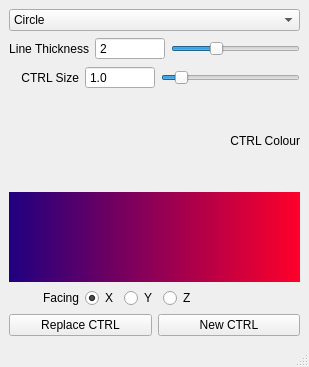
The window that ramenRig/createCtrl.ui (chrislyne/Toolbox) describes before a commit, drawn with Qt 5.
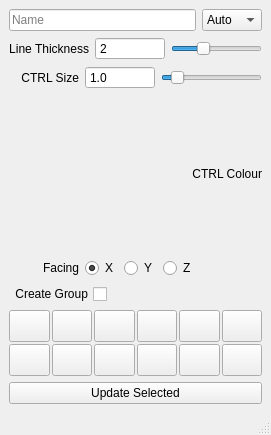
The same window after the commit. Icons and pictures are not drawn.

Commit message: Individual buttons for ctrls

Diff of the .ui file:
```diff
--- a/ramenRig/createCtrl.ui
+++ b/ramenRig/createCtrl.ui
@@ -6,8 +6,8 @@
    <rect>
     <x>0</x>
     <y>0</y>
-    <width>309</width>
-    <height>367</height>
+    <width>271</width>
+    <height>435</height>
    </rect>
   </property>
   <property name="windowTitle">
@@ -18,38 +18,57 @@
     <item>
      <layout class="QVBoxLayout" name="verticalLayout">
       <item>
-       <widget class="QComboBox" name="comboBox">
+       <layout class="QHBoxLayout" name="horizontalLayout_7">
         <item>
-         <property name="text">
-          <string>Circle</string>
-         </property>
+         <widget class="QLineEdit" name="lineEdit_name">
+          <property name="sizePolicy">
+           <sizepolicy hsizetype="MinimumExpanding" vsizetype="Fixed">
+            <horstretch>0</horstretch>
+            <verstretch>0</verstretch>
+           </sizepolicy>
+          </property>
+          <property name="placeholderText">
+           <string>Name</string>
+          </property>
+         </widget>
         </item>
         <item>
-         <property name="text">
-          <string>Square</string>
-         </property>
+         <widget class="QComboBox" name="comboBox_name">
+          <property name="sizePolicy">
+           <sizepolicy hsizetype="Preferred" vsizetype="Fixed">
+            <horstretch>0</horstretch>
+            <verstretch>0</verstretch>
+           </sizepolicy>
+          </property>
+          <property name="maximumSize">
+           <size>
+            <width>70</width>
+            <height>16777215</height>
+           </size>
+          </property>
+          <item>
+           <property name="text">
+            <string>Auto</string>
+           </property>
+          </item>
+          <item>
+           <property name="text">
+            <string>_L</string>
+           </property>
+          </item>
+          <item>
+           <property name="text">
+            <string>_R</string>
+           </property>
+          </item>
+          <item>
+           <property name="text">
+            <string>None</string>
+           </property>
+          </item>
+         </widget>
         </item>
-        <item>
-         <property name="text">
-          <string>Diamond</string>
-         </property>
-        </item>
-        <item>
-         <property name="text">
-          <string>Cross</string>
-         </property>
-        </item>
-        <item>
-         <property name="text">
-          <string>Star</string>
-         </property>
-        </item>
-        <item>
-         <property name="text">
-          <string>Plus</string>
-         </property>
-        </item>
-       </widget>
+       </layout>
       </item>
       <item>
        <layout class="QHBoxLayout" name="horizontalLayout_2">
@@ -175,6 +194,9 @@
         </item>
         <item>
          <widget class="QSlider" name="horizontalSlider_2">
+          <property name="maximum">
+           <number>100</number>
+          </property>
           <property name="singleStep">
            <number>1</number>
           </property>
@@ -214,19 +236,6 @@
         </item>
        </layout>
       </item>
-      <item>
-       <widget class="QFrame" name="frame">
-        <property name="styleSheet">
-         <string notr="true">background-color: qlineargradient(spread:pad, x1:0, y1:0, x2:1, y2:0, stop:0 hsv(255, 255, 128), stop:1 hsv(350, 255, 255));</string>
-        </property>
-        <property name="frameShape">
-         <enum>QFrame::NoFrame</enum>
-        </property>
-        <property name="frameShadow">
-         <enum>QFrame::Raised</enum>
-        </property>
-       </widget>
-      </item>
       <item>
        <layout class="QHBoxLayout" name="horizontalLayout_4">
         <item>
@@ -290,19 +299,405 @@
         </item>
        </layout>
       </item>
+      <item>
+       <layout class="QHBoxLayout" name="horizontalLayout_5">
+        <item>
+         <widget class="QCheckBox" name="checkBox_group">
+          <property name="layoutDirection">
+           <enum>Qt::RightToLeft</enum>
+          </property>
+          <property name="text">
+           <string>Create Group</string>
+          </property>
+         </widget>
+        </item>
+        <item>
+         <spacer name="horizontalSpacer_2">
+          <property name="orientation">
+           <enum>Qt::Horizontal</enum>
+          </property>
+          <property name="sizeHint" stdset="0">
+           <size>
+            <width>40</width>
+            <height>20</height>
+           </size>
+          </property>
+         </spacer>
+        </item>
+       </layout>
+      </item>
+      <item>
+       <layout class="QGridLayout" name="gridLayout" rowstretch="0,0">
+        <property name="sizeConstraint">
+         <enum>QLayout::SetNoConstraint</enum>
+        </property>
+        <property name="spacing">
+         <number>2</number>
+        </property>
+        <item row="0" column="3">
+         <widget class="QPushButton" name="btn_diamond">
+          <property name="minimumSize">
+           <size>
+            <width>32</width>
+            <height>32</height>
+           </size>
+          </property>
+          <property name="maximumSize">
+           <size>
+            <width>16777215</width>
+            <height>32</height>
+           </size>
+          </property>
+          <property name="text">
+           <string/>
+          </property>
+          <property name="icon">
+           <iconset>
+            <normalon>:/buttons/icons/ctrl_diamond.svg</normalon>
+           </iconset>
+          </property>
+          <property name="iconSize">
+           <size>
+            <width>32</width>
+            <height>32</height>
+           </size>
+          </property>
+         </widget>
+        </item>
+        <item row="0" column="1">
+         <widget class="QPushButton" name="btn_square">
+          <property name="minimumSize">
+           <size>
+            <width>32</width>
+            <height>32</height>
+           </size>
+          </property>
+          <property name="maximumSize">
+           <size>
+            <width>16777215</width>
+            <height>32</height>
+           </size>
+          </property>
+          <property name="text">
+           <string/>
+          </property>
+          <property name="icon">
+           <iconset>
+            <normalon>:/buttons/icons/ctrl_square.svg</normalon>
+           </iconset>
+          </property>
+          <property name="iconSize">
+           <size>
+            <width>32</width>
+            <height>32</height>
+           </size>
+          </property>
+         </widget>
+        </item>
+        <item row="0" column="4">
+         <widget class="QPushButton" name="btn_plus">
+          <property name="minimumSize">
+           <size>
+            <width>32</width>
+            <height>32</height>
+           </size>
+          </property>
+          <property name="maximumSize">
+           <size>
+            <width>16777215</width>
+            <height>32</height>
+           </size>
+          </property>
+          <property name="text">
+           <string/>
+          </property>
+          <property name="icon">
+           <iconset>
+            <normalon>:/buttons/icons/ctrl_plus.svg</normalon>
+           </iconset>
+          </property>
+          <property name="iconSize">
+           <size>
+            <width>32</width>
+            <height>32</height>
+           </size>
+          </property>
+         </widget>
+        </item>
+        <item row="0" column="0">
+         <widget class="QPushButton" name="btn_circle">
+          <property name="minimumSize">
+           <size>
+            <width>32</width>
+            <height>32</height>
+           </size>
+          </property>
+          <property name="maximumSize">
+           <size>
+            <width>16777215</width>
+            <height>32</height>
+           </size>
+          </property>
+          <property name="styleSheet">
+           <string notr="true"/>
+          </property>
+          <property name="text">
+           <string/>
+          </property>
+          <property name="icon">
+           <iconset>
+            <normalon>:/buttons/icons/ctrl_circle.svg</normalon>
+           </iconset>
+          </property>
+          <property name="iconSize">
+           <size>
+            <width>32</width>
+            <height>32</height>
+           </size>
+          </property>
+          <property name="flat">
+           <bool>false</bool>
+          </property>
+         </widget>
+        </item>
+        <item row="0" column="2">
+         <widget class="QPushButton" name="btn_star">
+          <property name="minimumSize">
+           <size>
+            <width>32</width>
+            <height>32</height>
+           </size>
+          </property>
+          <property name="maximumSize">
+           <size>
+            <width>16777215</width>
+            <height>32</height>
+           </size>
+          </property>
+          <property name="text">
+           <string/>
+          </property>
+          <property name="icon">
+           <iconset>
+            <normalon>:/buttons/icons/ctrl_star.svg</normalon>
+           </iconset>
+          </property>
+          <property name="iconSize">
+           <size>
+            <width>32</width>
+            <height>32</height>
+           </size>
+          </property>
+         </widget>
+        </item>
+        <item row="0" column="5">
+         <widget class="QPushButton" name="btn_cross">
+          <property name="minimumSize">
+           <size>
+            <width>32</width>
+            <height>32</height>
+           </size>
+          </property>
+          <property name="maximumSize">
+           <size>
+            <width>16777215</width>
+            <height>32</height>
+           </size>
+          </property>
+          <property name="text">
+           <string/>
+          </property>
+          <property name="icon">
+           <iconset>
+            <normalon>:/buttons/icons/ctrl_cross.svg</normalon>
+           </iconset>
+          </property>
+          <property name="iconSize">
+           <size>
+            <width>32</width>
+            <height>32</height>
+           </size>
+          </property>
+         </widget>
+        </item>
+        <item row="1" column="1">
+         <widget class="QPushButton" name="btn_pin">
+          <property name="minimumSize">
+           <size>
+            <width>32</width>
+            <height>32</height>
+           </size>
+          </property>
+          <property name="maximumSize">
+           <size>
+            <width>16777215</width>
+            <height>32</height>
+           </size>
+          </property>
+          <property name="text">
+           <string/>
+          </property>
+          <property name="icon">
+           <iconset>
+            <normalon>:/buttons/icons/ctrl_pin.svg</normalon>
+           </iconset>
+          </property>
+          <property name="iconSize">
+           <size>
+            <width>32</width>
+            <height>32</height>
+           </size>
+          </property>
+         </widget>
+        </item>
+        <item row="1" column="2">
+         <widget class="QPushButton" name="btn_arrow">
+          <property name="minimumSize">
+           <size>
+            <width>32</width>
+            <height>32</height>
+           </size>
+          </property>
+          <property name="maximumSize">
+           <size>
+            <width>16777215</width>
+            <height>32</height>
+           </size>
+          </property>
+          <property name="text">
+           <string/>
+          </property>
+          <property name="icon">
+           <iconset>
+            <normalon>:/buttons/icons/ctrl_arrow.svg</normalon>
+           </iconset>
+          </property>
+          <property name="iconSize">
+           <size>
+            <width>32</width>
+            <height>32</height>
+           </size>
+          </property>
+         </widget>
+        </item>
+        <item row="1" column="5">
+         <widget class="QPushButton" name="pushButton_4">
+          <property name="minimumSize">
+           <size>
+            <width>32</width>
+            <height>32</height>
+           </size>
+          </property>
+          <property name="maximumSize">
+           <size>
+            <width>16777215</width>
+            <height>32</height>
+           </size>
+          </property>
+          <property name="text">
+           <string/>
+          </property>
+          <property name="iconSize">
+           <size>
+            <width>32</width>
+            <height>32</height>
+           </size>
+          </property>
+         </widget>
+        </item>
+        <item row="1" column="3">
+         <widget class="QPushButton" name="btn_doubleArrow">
+          <property name="minimumSize">
+           <size>
+            <width>32</width>
+            <height>32</height>
+           </size>
+          </property>
+          <property name="maximumSize">
+           <size>
+            <width>16777215</width>
+            <height>32</height>
+           </size>
+          </property>
+          <property name="text">
+           <string/>
+          </property>
+          <property name="icon">
+           <iconset>
+            <normalon>:/buttons/icons/ctrl_doubleArrow.svg</normalon>
+           </iconset>
+          </property>
+          <property name="iconSize">
+           <size>
+            <width>32</width>
+            <height>32</height>
+           </size>
+          </property>
+         </widget>
+        </item>
+        <item row="1" column="0">
+         <widget class="QPushButton" name="btn_arch">
+          <property name="minimumSize">
+           <size>
+            <width>32</width>
+            <height>32</height>
+           </size>
+          </property>
+          <property name="maximumSize">
+           <size>
+            <width>16777215</width>
+            <height>32</height>
+           </size>
+          </property>
+          <property name="text">
+           <string/>
+          </property>
+          <property name="icon">
+           <iconset>
+            <normalon>:/buttons/icons/ctrl_arch.svg</normalon>
+           </iconset>
+          </property>
+          <property name="iconSize">
+           <size>
+            <width>32</width>
+            <height>32</height>
+           </size>
+          </property>
+         </widget>
+        </item>
+        <item row="1" column="4">
+         <widget class="QPushButton" name="pushButton_3">
+          <property name="minimumSize">
+           <size>
+            <width>32</width>
+            <height>32</height>
+           </size>
+          </property>
+          <property name="maximumSize">
+           <size>
+            <width>16777215</width>
+            <height>32</height>
+           </size>
+          </property>
+          <property name="text">
+           <string/>
+          </property>
+          <property name="iconSize">
+           <size>
+            <width>32</width>
+            <height>32</height>
+           </size>
+          </property>
+         </widget>
+        </item>
+       </layout>
+      </item>
       <item>
        <layout class="QHBoxLayout" name="horizontalLayout">
         <item>
          <widget class="QPushButton" name="pushButton_replaceCtrl">
           <property name="text">
-           <string>Replace CTRL</string>
-          </property>
-         </widget>
-        </item>
-        <item>
-         <widget class="QPushButton" name="pushButton_newCtrl">
-          <property name="text">
-           <string>New CTRL</string>
+           <string>Update Selected</string>
           </property>
          </widget>
         </item>
```
Left out of the diff: 14 changed lines with no effect on the pictures. The commit also changes 28 other files.
